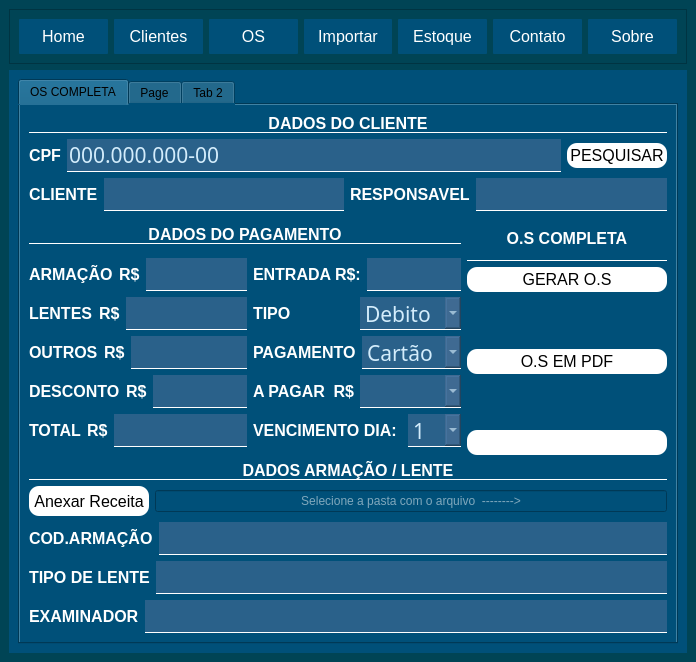
The window that mainMenu.ui (eduardocastro-dev/Projeto_Otica_SO) describes before a commit, drawn with Qt 5.
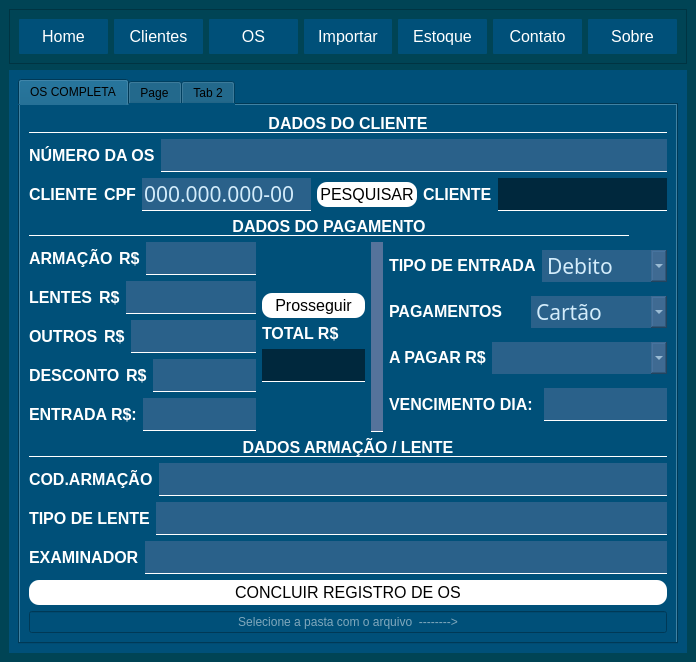
The same window after the commit. The open tabs and pages were chosen to show the change. Icons and pictures are not drawn.

What changed in the file:
```diff
--- a/mainMenu.ui
+++ b/mainMenu.ui
@@ -10,6 +10,12 @@
     <height>662</height>
    </rect>
   </property>
+  <property name="minimumSize">
+   <size>
+    <width>175</width>
+    <height>50</height>
+   </size>
+  </property>
   <property name="maximumSize">
    <size>
     <width>696</width>
@@ -329,14 +335,14 @@
        <string notr="true">background-color: rgb(0,80,121);</string>
       </property>
       <property name="currentIndex">
-       <number>3</number>
+       <number>1</number>
       </property>
       <widget class="QWidget" name="pg_tables">
        <layout class="QVBoxLayout" name="verticalLayout_9">
         <item>
          <widget class="QTabWidget" name="tabWidget">
           <property name="currentIndex">
-           <number>0</number>
+           <number>1</number>
           </property>
           <widget class="QWidget" name="tab">
            <attribute name="title">
@@ -707,12 +713,12 @@
            <attribute name="title">
             <string>OS COMPLETA</string>
            </attribute>
+           <layout class="QVBoxLayout" name="verticalLayout_54">
+            <item>
            <layout class="QVBoxLayout" name="verticalLayout_53">
             <item>
              <layout class="QVBoxLayout" name="verticalLayout_52">
               <item>
-               <layout class="QVBoxLayout" name="verticalLayout_51">
-                <item>
                  <layout class="QVBoxLayout" name="verticalLayout_44">
                   <item>
                    <layout class="QVBoxLayout" name="verticalLayout_43">
@@ -740,6 +746,38 @@
                       <item>
                        <layout class="QHBoxLayout" name="horizontalLayout_55">
                         <item>
+                         <widget class="QLabel" name="label_75">
+                          <property name="text">
+                           <string>&lt;html&gt;&lt;head/&gt;&lt;body&gt;&lt;p&gt;&lt;span style=&quot; font-size:12pt; font-weight:600; color:#ffffff;&quot;&gt;NÚMERO DA OS&lt;/span&gt;&lt;/p&gt;&lt;/body&gt;&lt;/html&gt;</string>
+                          </property>
+                         </widget>
+                        </item>
+                        <item>
+                         <widget class="QLineEdit" name="txt_os_num">
+                          <property name="styleSheet">
+                           <string notr="true">color:rgba(211,236,251,1);
+border-bottom: 1px solid white;
+border-radius:None;
+background-color:rgba(85,115,155,0.5);
+font-family:Trebucher Ms;
+font-size: 21px;</string>
+                          </property>
+                         </widget>
+                        </item>
+                       </layout>
+                      </item>
+                     </layout>
+                    </item>
+                    <item>
+                     <layout class="QHBoxLayout" name="horizontalLayout_56">
+                      <item>
+                       <widget class="QLabel" name="label_76">
+                        <property name="text">
+                         <string>&lt;html&gt;&lt;head/&gt;&lt;body&gt;&lt;p&gt;&lt;span style=&quot; font-size:12pt; font-weight:600; color:#ffffff;&quot;&gt;CLIENTE&lt;/span&gt;&lt;/p&gt;&lt;/body&gt;&lt;/html&gt;</string>
+                        </property>
+                       </widget>
+                      </item>
+                      <item>
                          <widget class="QLabel" name="label_74">
                           <property name="text">
                            <string>&lt;html&gt;&lt;head/&gt;&lt;body&gt;&lt;p&gt;&lt;span style=&quot; font-size:12pt; font-weight:600; color:#ffffff;&quot;&gt;CPF&lt;/span&gt;&lt;/p&gt;&lt;/body&gt;&lt;/html&gt;</string>
@@ -767,8 +805,6 @@
                           </property>
                          </widget>
                         </item>
-                       </layout>
-                      </item>
                       <item>
                        <widget class="QPushButton" name="btn_pesquisar_cliente_os">
                         <property name="minimumSize">
@@ -794,45 +830,25 @@
                         </property>
                        </widget>
                       </item>
-                     </layout>
-                    </item>
                     <item>
-                     <layout class="QHBoxLayout" name="horizontalLayout_56">
-                      <item>
-                       <widget class="QLabel" name="label_76">
+                       <widget class="QLabel" name="label_16">
                         <property name="text">
                          <string>&lt;html&gt;&lt;head/&gt;&lt;body&gt;&lt;p&gt;&lt;span style=&quot; font-size:12pt; font-weight:600; color:#ffffff;&quot;&gt;CLIENTE&lt;/span&gt;&lt;/p&gt;&lt;/body&gt;&lt;/html&gt;</string>
                         </property>
                        </widget>
                       </item>
-                      <item>
-                       <widget class="QLineEdit" name="txt_nome_cliente_os">
-                        <property name="styleSheet">
-                         <string notr="true">color:rgba(211,236,251,1);
-border-bottom: 1px solid white;
-border-radius:None;
-background-color:rgba(85,115,155,0.5);
-font-family:Trebucher Ms;
-font-size: 21px;</string>
-                        </property>
-                       </widget>
-                      </item>
                       <item>
                        <layout class="QHBoxLayout" name="horizontalLayout_61">
                         <item>
-                         <widget class="QLabel" name="label_75">
-                          <property name="text">
-                           <string>&lt;html&gt;&lt;head/&gt;&lt;body&gt;&lt;p&gt;&lt;span style=&quot; font-size:12pt; font-weight:600; color:#ffffff;&quot;&gt;RESPONSAVEL&lt;/span&gt;&lt;/p&gt;&lt;/body&gt;&lt;/html&gt;</string>
+                         <widget class="QLineEdit" name="txt_cliente_os">
+                          <property name="enabled">
+                           <bool>false</bool>
                           </property>
-                         </widget>
-                        </item>
-                        <item>
-                         <widget class="QLineEdit" name="txt_responsavel_cliente_os">
                           <property name="styleSheet">
                            <string notr="true">color:rgba(211,236,251,1);
 border-bottom: 1px solid white;
 border-radius:None;
-background-color:rgba(85,115,155,0.5);
+background-color:rgba(0,0,0,0.5);
 font-family:Trebucher Ms;
 font-size: 21px;</string>
                           </property>
@@ -847,9 +863,7 @@
                  </layout>
                 </item>
                 <item>
-                 <layout class="QHBoxLayout" name="horizontalLayout_41">
-                  <item>
-                   <layout class="QVBoxLayout" name="verticalLayout_50">
+                 <layout class="QVBoxLayout" name="verticalLayout_45">
                     <item>
                      <widget class="QLabel" name="label_60">
                       <property name="sizePolicy">
@@ -876,7 +890,9 @@
                      </widget>
                     </item>
                     <item>
-                     <layout class="QHBoxLayout" name="horizontalLayout_39">
+                   <layout class="QHBoxLayout" name="horizontalLayout_48">
+                    <item>
+                     <layout class="QHBoxLayout" name="horizontalLayout_47">
                       <item>
                        <layout class="QVBoxLayout" name="verticalLayout_47">
                         <item>
@@ -884,8 +900,6 @@
                           <item>
                            <layout class="QVBoxLayout" name="verticalLayout_36">
                             <item>
-                             <layout class="QVBoxLayout" name="verticalLayout_35">
-                              <item>
                                <layout class="QHBoxLayout" name="horizontalLayout_32">
                                 <item>
                                  <widget class="QLabel" name="label_43">
@@ -920,6 +934,8 @@
                                </layout>
                               </item>
                               <item>
+                             <layout class="QVBoxLayout" name="verticalLayout_35">
+                              <item>
                                <layout class="QHBoxLayout" name="horizontalLayout_33">
                                 <item>
                                  <widget class="QLabel" name="label_44">
@@ -1021,47 +1037,9 @@
                         </item>
                         <item>
                          <layout class="QHBoxLayout" name="horizontalLayout_35">
-                          <item>
-                           <widget class="QLabel" name="label_46">
-                            <property name="text">
-                             <string>&lt;html&gt;&lt;head/&gt;&lt;body&gt;&lt;p&gt;&lt;span style=&quot; font-size:12pt; font-weight:600; color:#ffffff;&quot;&gt;TOTAL&lt;/span&gt;&lt;/p&gt;&lt;/body&gt;&lt;/html&gt;</string>
-                            </property>
-                           </widget>
-                          </item>
                           <item>
                            <layout class="QHBoxLayout" name="horizontalLayout_28">
                             <item>
-                             <widget class="QLabel" name="label_56">
-                              <property name="text">
-                               <string>&lt;html&gt;&lt;head/&gt;&lt;body&gt;&lt;p&gt;&lt;span style=&quot; font-size:12pt; font-weight:600; color:#ffffff;&quot;&gt;R$&lt;/span&gt;&lt;/p&gt;&lt;/body&gt;&lt;/html&gt;</string>
-                              </property>
-                             </widget>
-                            </item>
-                            <item>
-                             <widget class="QLineEdit" name="txt_total_rs">
-                              <property name="styleSheet">
-                               <string notr="true">color:rgba(211,236,251,1);
-border-bottom: 1px solid white;
-border-radius:None;
-background-color:rgba(85,115,155,0.5);
-font-family:Trebucher Ms;
-font-size: 21px;</string>
-                              </property>
-                             </widget>
-                            </item>
-                           </layout>
-                          </item>
-                         </layout>
-                        </item>
-                       </layout>
-                      </item>
-                      <item>
-                       <layout class="QVBoxLayout" name="verticalLayout_49">
-                        <item>
-                         <layout class="QVBoxLayout" name="verticalLayout_41">
-                          <item>
-                           <layout class="QHBoxLayout" name="horizontalLayout_36">
-                            <item>
                              <widget class="QLabel" name="label_55">
                               <property name="text">
                                <string>&lt;html&gt;&lt;head/&gt;&lt;body&gt;&lt;p&gt;&lt;span style=&quot; font-size:12pt; font-weight:600; color:#ffffff;&quot;&gt;ENTRADA R$:&lt;/span&gt;&lt;/p&gt;&lt;/body&gt;&lt;/html&gt;</string>
@@ -1070,6 +1048,9 @@
                             </item>
                             <item>
                              <widget class="QLineEdit" name="txt_entrada_rs">
+                              <property name="enabled">
+                               <bool>true</bool>
+                              </property>
                               <property name="styleSheet">
                                <string notr="true">color:rgba(211,236,251,1);
 border-bottom: 1px solid white;
@@ -1082,12 +1063,117 @@
                             </item>
                            </layout>
                           </item>
+                         </layout>
+                        </item>
+                       </layout>
+                      </item>
+                      <item>
+                       <layout class="QVBoxLayout" name="verticalLayout_42">
+                        <item>
+                         <spacer name="verticalSpacer_3">
+                          <property name="orientation">
+                           <enum>Qt::Vertical</enum>
+                          </property>
+                          <property name="sizeHint" stdset="0">
+                           <size>
+                            <width>20</width>
+                            <height>40</height>
+                           </size>
+                          </property>
+                         </spacer>
+                        </item>
+                        <item>
+                         <widget class="QPushButton" name="btn_prosseguir_os">
+                          <property name="minimumSize">
+                           <size>
+                            <width>100</width>
+                            <height>25</height>
+                           </size>
+                          </property>
+                          <property name="styleSheet">
+                           <string notr="true">QPushButton{
+	background-color: #fff; 
+	color:black;
+	border-radius: 10px;
+	font-size: 16px;
+}
+
+QPushButton:hover{
+background-color: rgb(0, 158, 231);
+}</string>
+                          </property>
+                          <property name="text">
+                           <string>Prosseguir</string>
+                          </property>
+                         </widget>
+                        </item>
+                        <item>
+                         <widget class="QLabel" name="label_46">
+                          <property name="text">
+                           <string>&lt;html&gt;&lt;head/&gt;&lt;body&gt;&lt;p&gt;&lt;span style=&quot; font-size:12pt; font-weight:600; color:#ffffff;&quot;&gt;TOTAL R$&lt;/span&gt;&lt;/p&gt;&lt;/body&gt;&lt;/html&gt;</string>
+                          </property>
+                         </widget>
+                        </item>
+                        <item>
+                         <widget class="QLineEdit" name="txt_total_rs">
+                          <property name="enabled">
+                           <bool>true</bool>
+                          </property>
+                          <property name="styleSheet">
+                           <string notr="true">color:rgba(211,236,251,1);
+border-bottom: 1px solid white;
+border-radius:None;
+background-color:rgba(0,0,0,0.5);
+font-family:Trebucher Ms;
+font-size: 21px;</string>
+                          </property>
+                          <property name="text">
+                           <string/>
+                          </property>
+                         </widget>
+                        </item>
+                        <item>
+                         <spacer name="verticalSpacer_2">
+                          <property name="orientation">
+                           <enum>Qt::Vertical</enum>
+                          </property>
+                          <property name="sizeHint" stdset="0">
+                           <size>
+                            <width>20</width>
+                            <height>40</height>
+                           </size>
+                          </property>
+                         </spacer>
+                        </item>
+                       </layout>
+                      </item>
+                     </layout>
+                    </item>
+                    <item>
+                     <layout class="QHBoxLayout" name="horizontalLayout_36">
+                      <item>
+                       <widget class="QLabel" name="label_56">
+                        <property name="styleSheet">
+                         <string notr="true">color:rgba(211,236,251,0);
+border-bottom: 1px solid white;
+border-radius:None;
+background-color:rgba(85,115,155,1);
+font-family:Trebucher Ms;
+font-size: 21px;</string>
+                        </property>
+                        <property name="text">
+                         <string/>
+                        </property>
+                       </widget>
+                      </item>
+                      <item>
+                       <layout class="QVBoxLayout" name="verticalLayout_41">
                           <item>
                            <layout class="QHBoxLayout" name="horizontalLayout_38">
                             <item>
                              <widget class="QLabel" name="label_59">
                               <property name="text">
-                               <string>&lt;html&gt;&lt;head/&gt;&lt;body&gt;&lt;p&gt;&lt;span style=&quot; font-size:12pt; font-weight:600; color:#ffffff;&quot;&gt;TIPO&lt;/span&gt;&lt;/p&gt;&lt;/body&gt;&lt;/html&gt;</string>
+                             <string>&lt;html&gt;&lt;head/&gt;&lt;body&gt;&lt;p&gt;&lt;span style=&quot; font-size:12pt; font-weight:600; color:#ffffff;&quot;&gt;TIPO DE ENTRADA&lt;/span&gt;&lt;/p&gt;&lt;/body&gt;&lt;/html&gt;</string>
                               </property>
                              </widget>
                             </item>
@@ -1095,7 +1181,7 @@
                              <widget class="QComboBox" name="cb_tipo">
                               <property name="styleSheet">
                                <string notr="true">color:rgba(211,236,251,1);
-border-bottom: 1px solid white;
+
 border-radius:None;
 background-color:rgba(85,115,155,0.5);
 font-family:Trebucher Ms;
@@ -1120,18 +1206,12 @@
                             </item>
                            </layout>
                           </item>
-                         </layout>
-                        </item>
                         <item>
-                         <layout class="QVBoxLayout" name="verticalLayout_48">
-                          <item>
-                           <layout class="QVBoxLayout" name="verticalLayout_42">
-                            <item>
-                             <layout class="QHBoxLayout" name="horizontalLayout_34">
+                         <layout class="QHBoxLayout" name="horizontalLayout_30">
                               <item>
                                <widget class="QLabel" name="label_49">
                                 <property name="text">
-                                 <string>&lt;html&gt;&lt;head/&gt;&lt;body&gt;&lt;p&gt;&lt;span style=&quot; font-size:12pt; font-weight:600; color:#ffffff;&quot;&gt;PAGAMENTO&lt;/span&gt;&lt;/p&gt;&lt;/body&gt;&lt;/html&gt;</string>
+                             <string>&lt;html&gt;&lt;head/&gt;&lt;body&gt;&lt;p&gt;&lt;span style=&quot; font-size:12pt; font-weight:600; color:#ffffff;&quot;&gt;PAGAMENTOS&lt;/span&gt;&lt;/p&gt;&lt;/body&gt;&lt;/html&gt;</string>
                                 </property>
                                </widget>
                               </item>
@@ -1139,7 +1219,7 @@
                                <widget class="QComboBox" name="cb_pagamento">
                                 <property name="styleSheet">
                                  <string notr="true">color:rgba(211,236,251,1);
-border-bottom: 1px solid white;
+
 border-radius:None;
 background-color:rgba(85,115,155,0.5);
 font-family:Trebucher Ms;
@@ -1162,35 +1242,22 @@
                             <item>
                              <layout class="QHBoxLayout" name="horizontalLayout_31">
                               <item>
-                               <layout class="QHBoxLayout" name="horizontalLayout_37">
-                                <item>
                                  <widget class="QLabel" name="label_48">
                                   <property name="text">
-                                   <string>&lt;html&gt;&lt;head/&gt;&lt;body&gt;&lt;p&gt;&lt;span style=&quot; font-size:12pt; font-weight:600; color:#ffffff;&quot;&gt;A PAGAR&lt;/span&gt;&lt;/p&gt;&lt;/body&gt;&lt;/html&gt;</string>
-                                  </property>
-                                 </widget>
-                                </item>
-                                <item>
-                                 <layout class="QHBoxLayout" name="horizontalLayout_30">
-                                  <item>
-                                   <widget class="QLabel" name="label_52">
-                                    <property name="text">
-                                     <string>&lt;html&gt;&lt;head/&gt;&lt;body&gt;&lt;p&gt;&lt;span style=&quot; font-size:12pt; font-weight:600; color:#ffffff;&quot;&gt;R$&lt;/span&gt;&lt;/p&gt;&lt;/body&gt;&lt;/html&gt;</string>
-                                    </property>
-                                    <property name="alignment">
-                                     <set>Qt::AlignRight|Qt::AlignTrailing|Qt::AlignVCenter</set>
-                                    </property>
-                                   </widget>
-                                  </item>
-                                 </layout>
-                                </item>
-                               </layout>
+                             <string>&lt;html&gt;&lt;head/&gt;&lt;body&gt;&lt;p&gt;&lt;span style=&quot; font-size:12pt; font-weight:600; color:#ffffff;&quot;&gt;A PAGAR R$&lt;/span&gt;&lt;/p&gt;&lt;/body&gt;&lt;/html&gt;</string>
+                            </property>
+                           </widget>
                               </item>
                               <item>
                                <widget class="QComboBox" name="cb_a_pagar_os">
+                            <property name="minimumSize">
+                             <size>
+                              <width>175</width>
+                              <height>20</height>
+                             </size>
+                            </property>
                                 <property name="styleSheet">
                                  <string notr="true">color:rgba(211,236,251,1);
-border-bottom: 1px solid white;
 border-radius:None;
 background-color:rgba(85,115,155,0.5);
 font-family:Trebucher Ms;
@@ -1200,10 +1267,8 @@
                               </item>
                              </layout>
                             </item>
-                           </layout>
-                          </item>
                           <item>
-                           <layout class="QHBoxLayout" name="horizontalLayout_40">
+                         <layout class="QHBoxLayout" name="horizontalLayout_34">
                             <item>
                              <widget class="QLabel" name="label_57">
                               <property name="text">
@@ -1212,7 +1277,7 @@
                              </widget>
                             </item>
                             <item>
-                             <widget class="QComboBox" name="comboBox">
+                           <widget class="QLineEdit" name="txt_vencimentodia">
                               <property name="styleSheet">
                                <string notr="true">color:rgba(211,236,251,1);
 border-bottom: 1px solid white;
@@ -1221,146 +1286,6 @@
 font-family:Trebucher Ms;
 font-size: 21px;</string>
                               </property>
-                              <item>
-                               <property name="text">
-                                <string>1</string>
-                               </property>
-                              </item>
-                              <item>
-                               <property name="text">
-                                <string>2</string>
-                               </property>
-                              </item>
-                              <item>
-                               <property name="text">
-                                <string>3</string>
-                               </property>
-                              </item>
-                              <item>
-                               <property name="text">
-                                <string>4</string>
-                               </property>
-                              </item>
-                              <item>
-                               <property name="text">
-                                <string>5</string>
-                               </property>
-                              </item>
-                              <item>
-                               <property name="text">
-                                <string>6</string>
-                               </property>
-                              </item>
-                              <item>
-                               <property name="text">
-                                <string>7</string>
-                               </property>
-                              </item>
-                              <item>
-                               <property name="text">
-                                <string>8</string>
-                               </property>
-                              </item>
-                              <item>
-                               <property name="text">
-                                <string>9</string>
-                               </property>
-                              </item>
-                              <item>
-                               <property name="text">
-                                <string>10</string>
-                               </property>
-                              </item>
-                              <item>
-                               <property name="text">
-                                <string>11</string>
-                               </property>
-                              </item>
-                              <item>
-                               <property name="text">
-                                <string>12</string>
-                               </property>
-                              </item>
-                              <item>
-                               <property name="text">
-                                <string>13</string>
-                               </property>
-                              </item>
-                              <item>
-                               <property name="text">
-                                <string>14</string>
-                               </property>
-                              </item>
-                              <item>
-                               <property name="text">
-                                <string>15</string>
-                               </property>
-                              </item>
-                              <item>
-                               <property name="text">
-                                <string>16</string>
-                               </property>
-                              </item>
-                              <item>
-                               <property name="text">
-                                <string>17</string>
-                               </property>
-                              </item>
-                              <item>
-                               <property name="text">
-                                <string>18</string>
-                               </property>
-                              </item>
-                              <item>
-                               <property name="text">
-                                <string>19</string>
-                               </property>
-                              </item>
-                              <item>
-                               <property name="text">
-                                <string>20</string>
-                               </property>
-                              </item>
-                              <item>
-                               <property name="text">
-                                <string>21</string>
-                               </property>
-                              </item>
-                              <item>
-                               <property name="text">
-                                <string>22</string>
-                               </property>
-                              </item>
-                              <item>
-                               <property name="text">
-                                <string>23</string>
-                               </property>
-                              </item>
-                              <item>
-                               <property name="text">
-                                <string>24</string>
-                               </property>
-                              </item>
-                              <item>
-                               <property name="text">
-                                <string>25</string>
-                               </property>
-                              </item>
-                              <item>
-                               <property name="text">
-                                <string>26</string>
-                               </property>
-                              </item>
-                              <item>
-                               <property name="text">
-                                <string>27</string>
-                               </property>
-                              </item>
-                              <item>
-                               <property name="text">
-                                <string>28</string>
-                               </property>
-                              </item>
                              </widget>
                             </item>
                            </layout>
@@ -1373,127 +1298,10 @@
                     </item>
                    </layout>
                   </item>
-                  <item>
-                   <layout class="QVBoxLayout" name="verticalLayout_45">
-                    <item>
-                     <widget class="QLabel" name="label_16">
-                      <property name="minimumSize">
-                       <size>
-                        <width>200</width>
-                        <height>0</height>
-                       </size>
-                      </property>
-                      <property name="font">
-                       <font>
-                        <pointsize>20</pointsize>
-                       </font>
-                      </property>
-                      <property name="styleSheet">
-                       <string notr="true">border-bottom: 1px solid white;</string>
-                      </property>
-                      <property name="text">
-                       <string>&lt;html&gt;&lt;head/&gt;&lt;body&gt;&lt;p&gt;&lt;span style=&quot; font-size:12pt; font-weight:600; color:#ffffff;&quot;&gt;O.S COMPLETA&lt;/span&gt;&lt;/p&gt;&lt;/body&gt;&lt;/html&gt;</string>
-                      </property>
-                      <property name="alignment">
-                       <set>Qt::AlignCenter</set>
-                      </property>
-                     </widget>
-                    </item>
-                    <item>
-                     <widget class="QPushButton" name="btn_gerar_os">
-                      <property name="minimumSize">
-                       <size>
-                        <width>100</width>
-                        <height>25</height>
-                       </size>
-                      </property>
-                      <property name="styleSheet">
-                       <string notr="true">QPushButton{
-	background-color: #fff; 
-	color:black;
-	border-radius: 10px;
-	font-size: 16px;
-}
-
-QPushButton:hover{
-background-color: rgb(0, 158, 231);
-}</string>
-                      </property>
-                      <property name="text">
-                       <string>GERAR O.S</string>
-                      </property>
-                     </widget>
-                    </item>
-                    <item>
-                     <widget class="QLabel" name="label_68">
-                      <property name="text">
-                       <string/>
-                      </property>
-                     </widget>
-                    </item>
-                    <item>
-                     <widget class="QPushButton" name="btn_gerar_pdf_os">
-                      <property name="minimumSize">
-                       <size>
-                        <width>100</width>
-                        <height>25</height>
-                       </size>
-                      </property>
-                      <property name="styleSheet">
-                       <string notr="true">QPushButton{
-	background-color: #fff; 
-	color:black;
-	border-radius: 10px;
-	font-size: 16px;
-}
-
-QPushButton:hover{
-background-color: rgb(0, 158, 231);
-}</string>
-                      </property>
-                      <property name="text">
-                       <string>O.S EM PDF</string>
-                      </property>
-                     </widget>
-                    </item>
-                    <item>
-                     <widget class="QLabel" name="label_69">
-                      <property name="text">
-                       <string/>
-                      </property>
-                     </widget>
-                    </item>
-                    <item>
-                     <widget class="QPushButton" name="btn_teste">
-                      <property name="minimumSize">
-                       <size>
-                        <width>100</width>
-                        <height>25</height>
-                       </size>
-                      </property>
-                      <property name="styleSheet">
-                       <string notr="true">QPushButton{
-	background-color: #fff; 
-	color:black;
-	border-radius: 10px;
-	font-size: 16px;
-}
-
-QPushButton:hover{
-background-color: rgb(0, 158, 231);
-}</string>
-                      </property>
-                      <property name="text">
-                       <string/>
-                      </property>
-                     </widget>
-                    </item>
-                   </layout>
-                  </item>
-                 </layout>
-                </item>
-               </layout>
-              </item>
+               </layout>
+              </item>
+              <item>
+               <layout class="QVBoxLayout" name="verticalLayout_51">
               <item>
                <layout class="QVBoxLayout" name="verticalLayout_39">
                 <item>
@@ -1524,46 +1332,7 @@
                    </widget>
                   </item>
                   <item>
-                   <layout class="QHBoxLayout" name="horizontalLayout_46">
-                    <item>
-                     <widget class="QPushButton" name="btn_anexar_receita">
-                      <property name="minimumSize">
-                       <size>
-                        <width>120</width>
-                        <height>30</height>
-                       </size>
-                      </property>
-                      <property name="styleSheet">
-                       <string notr="true">QPushButton{
-	background-color: #fff; 
-	color:black;
-	border-radius: 10px;
-	font-size: 16px;
-}
-
-QPushButton:hover{
-background-color: rgb(0, 158, 231);
-}</string>
-                      </property>
-                      <property name="text">
-                       <string>Anexar Receita</string>
-                      </property>
-                     </widget>
-                    </item>
-                    <item>
-                     <widget class="QLineEdit" name="ln_anexo_receita">
-                      <property name="styleSheet">
-                       <string notr="true">color: rgb(255, 255, 255);</string>
-                      </property>
-                      <property name="alignment">
-                       <set>Qt::AlignCenter</set>
-                      </property>
-                      <property name="placeholderText">
-                       <string>Selecione a pasta com o arquivo  --------&gt;</string>
-                      </property>
-                     </widget>
-                    </item>
-                   </layout>
+                     <layout class="QHBoxLayout" name="horizontalLayout_46"/>
                   </item>
                  </layout>
                 </item>
@@ -1643,6 +1412,46 @@
                    </layout>
                   </item>
                  </layout>
+                  </item>
+                 </layout>
+                </item>
+                <item>
+                 <widget class="QPushButton" name="btn_concluirOs">
+                  <property name="minimumSize">
+                   <size>
+                    <width>0</width>
+                    <height>25</height>
+                   </size>
+                  </property>
+                  <property name="styleSheet">
+                   <string notr="true">QPushButton{
+	background-color: #fff; 
+	color:black;
+	border-radius: 10px;
+	font-size: 16px;
+}
+
+QPushButton:hover{
+background-color: rgb(0, 158, 231);
+}</string>
+                  </property>
+                  <property name="text">
+                   <string>CONCLUIR REGISTRO DE OS</string>
+                  </property>
+                 </widget>
+                </item>
+                <item>
+                 <widget class="QLineEdit" name="ln_anexo_receita">
+                  <property name="styleSheet">
+                   <string notr="true">color: rgb(255, 255, 255);</string>
+                  </property>
+                  <property name="alignment">
+                   <set>Qt::AlignCenter</set>
+                  </property>
+                  <property name="placeholderText">
+                   <string>Selecione a pasta com o arquivo  --------&gt;</string>
+                  </property>
+                 </widget>
                 </item>
                </layout>
               </item>
```
Lines whose indentation alone changed are shown as unchanged.
